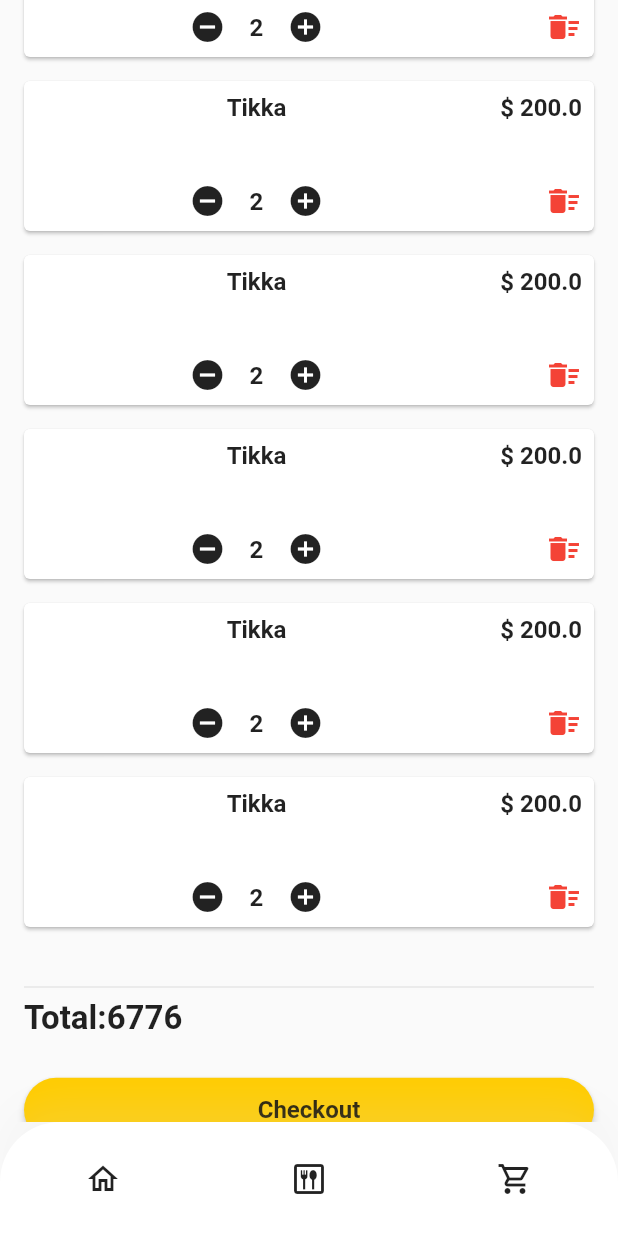
After one commit to Habiba-Naeem/food365, a Flutter app: the MenuScreen screen opened directly, item 3 of the bottom bar chosen, scrolled down 576 dp, after a tap on "Checkout", on a phone screen of 412 x 824 dp. The commit adds this screen. Shown: the top 1233 px of the screen. Run offline on Flutter 3.47's test engine with Material 2 defaults, Android fonts, the phone set to English and light mode, and no system bars; our stand-ins replace firebase_core, firebase_database, flutter_spinkit; accounts and stored records are empty.

Commit message:
cart, menu created

```diff
--- a/lib/generated_routes.dart
+++ b/lib/generated_routes.dart
@@ -4,6 +4,7 @@ import 'package:food365/main.dart';
 import 'package:food365/presentation/modules/dashboard/account_type.dart';
 import 'package:food365/presentation/modules/home/home_screen.dart';
 import 'package:food365/presentation/modules/ordering/cart/cart_items.dart';
+import 'package:food365/presentation/modules/ordering/cart/cart_screen.dart';
 import 'package:food365/presentation/modules/ordering/menu/menu_screen.dart';
 import 'package:food365/presentation/modules/staff/waiter/waiter_dashboard.dart';
 
@@ -16,11 +17,11 @@ class RouteGenerator {
         return MaterialPageRoute(builder: (_) => const AccountType());
       case HomeScreen.id:
         return MaterialPageRoute(builder: (_) => HomeScreen());
+      case MenuScreen.id:
+        return MaterialPageRoute(builder: (_) => const MenuScreen());
 
-      // case Menu.id:
-      //   return MaterialPageRoute(builder: (_) =>  Menu(category: categories.first, menuItems: [],));
-      case CartItem.id:
-        return MaterialPageRoute(builder: (_) => const CartItem());
+      case CartScreen.id:
+        return MaterialPageRoute(builder: (_) => const CartScreen());
       case WaiterDashboard.id:
         return MaterialPageRoute(builder: (_) => const WaiterDashboard());
 
--- a/lib/presentation/modules/home/home_screen.dart
+++ b/lib/presentation/modules/home/home_screen.dart
@@ -3,6 +3,8 @@ import 'package:food365/domain/modules/ordering/category.dart';
 import 'package:food365/domain/modules/ordering/menu_item.dart';
 import 'package:food365/domain/services/menu_service.dart';
 import 'package:food365/presentation/modules/ordering/cart/cart_items.dart';
+import 'package:food365/presentation/modules/ordering/cart/cart_screen.dart';
+import 'package:food365/presentation/shared/custom_bottom_nav_bar.dart';
 import 'package:food365/presentation/shared/customsidedrawer.dart';
 
 //SINCE THE MENU WILL BE CUSTOMIZABLE BY THE ADMIN THEREFORE WE
@@ -22,13 +24,14 @@ class HomeScreen extends StatelessWidget {
     return SafeArea(
       child: Scaffold(
         drawer: CustomSideDrawer(),
+        bottomNavigationBar: CustomBottomNavBar(),
         appBar: AppBar(
           title: Text("Menu"),
           actions: [
             IconButton(
               icon: Icon(Icons.shopping_cart_sharp),
               onPressed: () {
-                Navigator.of(context).pushNamed(CartItem.id);
+                Navigator.of(context).pushNamed(CartScreen.id);
               },
             )
           ],
--- a/lib/presentation/modules/ordering/cart/cart_items.dart
+++ b/lib/presentation/modules/ordering/cart/cart_items.dart
@@ -1,61 +1,166 @@
 import 'package:flutter/material.dart';
 import 'package:food365/domain/modules/ordering/cart_item.dart';
+import 'package:food365/presentation/utils/constants.dart';
 
-class CartItem extends StatelessWidget {
-  static const String id = 'cart items';
-  const CartItem({Key? key}) : super(key: key);
+class CartItems extends StatelessWidget {
+
+  const CartItems({ Key? key }) : super(key: key);
 
   @override
   Widget build(BuildContext context) {
-    return SafeArea(
-      child: Scaffold(
-        appBar: AppBar(
-          title: Text("Your cart items"),
+    return Card(
+      margin: EdgeInsets.only(bottom: 16),
+      child: Container(
+        height: 100,
+        padding: EdgeInsets.all(8),
+        child: Row(
+          mainAxisAlignment: MainAxisAlignment.spaceBetween,
+          crossAxisAlignment: CrossAxisAlignment.start,
+          children: <Widget>[
+            ClipRRect(
+              borderRadius: BorderRadius.all(Radius.circular(6)),
+              // child: Image.network(
+              //   '$BASE_URL/uploads/${cartModel.food.images[0]}',
+              //   fit: BoxFit.cover,
+              //   width: 100,
+              //   height: 100,
+              // ),
             ),
-        body: Padding(
-          padding: const EdgeInsets.all(16.0),
+            Flexible(
+              flex: 3,
               child: Column(
-            children: [
-              ListView.builder(
-                itemCount: cartItems.length,
-                shrinkWrap: true,
-                scrollDirection: Axis.vertical,
-                itemBuilder: (BuildContext context, int i) {
-                  return ListTile(
-                    title: Text("${cartItems[i].itemName}"),
-                    leading: Text("${cartItems[i].category}"),
-                    trailing: Column(
-                      mainAxisSize: MainAxisSize.min,
-                      children: [
-                        Text("Quanity: ${cartItems[i].quantity}"),
-                        SizedBox(
-                          width: 15,
+                crossAxisAlignment: CrossAxisAlignment.center,
+                mainAxisAlignment: MainAxisAlignment.spaceBetween,
+                children: <Widget>[
+                  Container(
+                    height: 45,
+                    child: Text(
+                      cartItems[2].itemName,
+                      style: titleStyle,
+                      textAlign: TextAlign.center,
                     ),
-                        Text("Rs. ${cartItems[i].price}"),
+                  ),
+                  Row(
+                    mainAxisSize: MainAxisSize.max,
+                    crossAxisAlignment: CrossAxisAlignment.end,
+                    mainAxisAlignment: MainAxisAlignment.center,
+                    children: <Widget>[
+                      InkWell(
+                        customBorder: roundedRectangle4,
+                        // onTap: () {
+                        //   cart.decreaseItem(cartModel);
+                        //   animationController.reset();
+                        //   animationController.forward();
+                        // },
+                        child: Icon(Icons.remove_circle),
+                      ),
+                      Padding(
+                        padding: EdgeInsets.symmetric(horizontal: 16.0, vertical: 2),
+                        child: Text('${cartItems[2].quantity}', style: titleStyle),
+                      ),
+                      InkWell(
+                        customBorder: roundedRectangle4,
+                        // onTap: () {
+                        //   cart.increaseItem(cartModel);
+                        //   animationController.reset();
+                        //   animationController.forward();
+                        // },
+                        child: Icon(Icons.add_circle),
+                      ),
                     ],
-                    ),
-                  );
-                },
-              ),
-              Expanded(
-                child: Align(
-                  alignment: Alignment.bottomRight,
-                  child: Column(
-                    mainAxisAlignment: MainAxisAlignment.end,
-                    children: [
-                      Text("Total Price"),
-                      ElevatedButton(
-                        child: Text("Confirm Order"),
-                        onPressed: (){},
-                      ),
+                  )
                 ],
               ),
             ),
+            Flexible(
+              flex: 1,
+              child: Column(
+                crossAxisAlignment: CrossAxisAlignment.end,
+                mainAxisAlignment: MainAxisAlignment.spaceBetween,
+                children: <Widget>[
+                  Container(
+                    height: 45,
+                    width: 70,
+                    child: Text(
+                      '\$ ${cartItems[2].price}',
+                      style: titleStyle,
+                      textAlign: TextAlign.end,
+                    ),
+                  ),
+                  InkWell(
+                    // onTap: () {
+                    //   cart.removeAllInCart(cartModel.food);
+                    //   animationController.reset();
+                    //   animationController.forward();
+                    // },
+                    customBorder: roundedRectangle12,
+                    child: Icon(Icons.delete_sweep, color: Colors.red),
                   )
                 ],
               ),
+            ),
+          ],
         ),
       ),
     );
   }
 }
+
+// class CartItem extends StatelessWidget {
+//   static const String id = 'cart item';
+//   const CartItem({Key? key}) : super(key: key);
+
+//   @override
+//   Widget build(BuildContext context) {
+//     return SafeArea(
+//       child: Scaffold(
+//         appBar: AppBar(
+//           title: Text("Your cart items"),
+//         ),
+//         body: Padding(
+//           padding: const EdgeInsets.all(16.0),
+//           child: Column(
+//             children: [
+//               ListView.builder(
+//                 itemCount: cartItems.length,
+//                 shrinkWrap: true,
+//                 scrollDirection: Axis.vertical,
+//                 itemBuilder: (BuildContext context, int i) {
+//                   return ListTile(
+//                     title: Text("${cartItems[i].itemName}"),
+//                     leading: Text("${cartItems[i].category}"),
+//                     trailing: Column(
+//                       mainAxisSize: MainAxisSize.min,
+//                       children: [
+//                         Text("Quanity: ${cartItems[i].quantity}"),
+//                         SizedBox(
+//                           width: 15,
+//                         ),
+//                         Text("Rs. ${cartItems[i].price}"),
+//                       ],
+//                     ),
+//                   );
+//                 },
+//               ),
+//               Expanded(
+//                 child: Align(
+//                   alignment: Alignment.bottomRight,
+//                   child: Column(
+//                     mainAxisAlignment: MainAxisAlignment.end,
+//                     children: [
+//                       Text("Total Price"),
+//                       ElevatedButton(
+//                         child: Text("Confirm Order"),
+//                         onPressed: (){},
+//                       ),
+//                     ],
+//                   ),
+//                 ),
+//               )
+//             ],
+//           ),
+//         ),
+//       ),
+//     );
+//   }
+// }
--- /dev/null
+++ b/lib/presentation/modules/ordering/cart/cart_screen.dart
@@ -0,0 +1,63 @@
+import 'package:flutter/material.dart';
+import 'package:food365/presentation/modules/ordering/cart/cart_items.dart';
+import 'package:food365/presentation/modules/staff/waiter/side_drawer.dart';
+import 'package:food365/presentation/shared/custom_bottom_nav_bar.dart';
+import 'package:food365/presentation/utils/constants.dart';
+
+class CartScreen extends StatelessWidget {
+  static const String id = 'cart item';
+  const CartScreen({Key? key}) : super(key: key);
+
+  @override
+  Widget build(BuildContext context) {
+    return Scaffold(
+      drawer: CustomSideDrawer(),
+      bottomNavigationBar: CustomBottomNavBar(),
+      body: SingleChildScrollView(
+        child: Container(
+          margin: EdgeInsets.symmetric(horizontal: 16),
+          child: Column(
+            crossAxisAlignment: CrossAxisAlignment.start,
+            children: <Widget>[
+              Padding(
+                padding: const EdgeInsets.only(top: 24.0),
+                child: Text('Cart', style: headerStyle),
+              ),
+              // ...buildHeader(),
+              //cart items list
+              ListView.builder(
+                itemCount: 10,
+                shrinkWrap: true,
+                // controller: scrollController,
+                itemBuilder: (BuildContext context, int index) {
+                  return CartItems();
+                },
+              ),
+              SizedBox(height: 16),
+              Divider(),
+              Row(
+                mainAxisAlignment: MainAxisAlignment.spaceBetween,
+                children: <Widget>[
+                  Text('Total:6776', style: headerStyle),
+                ],
+              ),
+              Container(
+                margin: EdgeInsets.only(top: 24, bottom: 64),
+                width: double.infinity,
+                child: RaisedButton(
+                  child: Text('Checkout', style: titleStyle),
+                  onPressed: () {
+                    //onCheckOutClick(cart);
+                  },
+                  padding: EdgeInsets.symmetric(horizontal: 64, vertical: 12),
+                  color: mainColor,
+                  shape: StadiumBorder(),
+                ),
+              ),
+            ],
+          ),
+        ),
+      ),
+    );
+  }
+}
--- /dev/null
+++ b/lib/presentation/modules/ordering/menu/menu_item.dart
@@ -0,0 +1,236 @@
+import 'package:flutter/material.dart';
+import 'package:food365/domain/modules/ordering/menu_item.dart';
+
+class MenuItem extends StatefulWidget {
+  // final MenuItem menuItem;
+  MenuItem();
+
+  _MenuItemState createState() => _MenuItemState();
+}
+
+class _MenuItemState extends State<MenuItem>
+    with SingleTickerProviderStateMixin {
+  //MenuItem get menuItem => widget.menuItem;
+
+  @override
+  void initState() {
+    super.initState();
+  }
+
+  @override
+  Widget build(BuildContext context) {
+    return Container(
+      child: Card(
+        shape: RoundedRectangleBorder(
+          borderRadius: BorderRadiusDirectional.circular(12),
+        ),
+        child: Stack(
+          children: <Widget>[
+            Column(
+              crossAxisAlignment: CrossAxisAlignment.stretch,
+              mainAxisAlignment: MainAxisAlignment.spaceBetween,
+              children: <Widget>[
+                // buildImage(),
+                Container(
+                  padding: const EdgeInsets.only(left: 8, right: 8),
+                  child: Column(
+                    crossAxisAlignment: CrossAxisAlignment.start,
+                    children: <Widget>[
+                      Text(
+                        menuItems[2].name,
+                        maxLines: 2,
+                        overflow: TextOverflow.ellipsis,
+                        style: TextStyle(
+                            fontSize: 16, fontWeight: FontWeight.bold),
+                      ),
+                      Text(
+                        menuItems[2].description,
+                        maxLines: 2,
+                        overflow: TextOverflow.ellipsis,
+                        style: TextStyle(fontSize: 12, color: Colors.black54),
+                      ),
+                    ],
+                  ),
+                ),
+                //buildRating(),
+                //buildPriceInfo(),
+                Padding(
+                  padding: const EdgeInsets.only(left: 8, right: 8, bottom: 8),
+                  child: Row(
+                    mainAxisAlignment: MainAxisAlignment.spaceBetween,
+                    crossAxisAlignment: CrossAxisAlignment.center,
+                    children: <Widget>[
+                      Text(
+                        '\$ ${menuItems[2].price}',
+                        style: TextStyle(
+                            fontSize: 16, fontWeight: FontWeight.bold),
+                      ),
+                      Card(
+                        margin: EdgeInsets.only(right: 0),
+                        shape: RoundedRectangleBorder(
+                          borderRadius: BorderRadiusDirectional.circular(12),
+                        ),
+                        //color: mainColor,
+                        child: InkWell(
+                          // onTap: addItemToCard,
+                          splashColor: Colors.white70,
+                          customBorder: RoundedRectangleBorder(
+                            borderRadius: BorderRadiusDirectional.circular(12),
+                          ),
+                          child: Icon(Icons.add),
+                        ),
+                      )
+                    ],
+                  ),
+                )
+              ],
+            ),
+            Align(
+              alignment: Alignment.topRight,
+              child: Container(
+                padding: EdgeInsets.all(4),
+                decoration: BoxDecoration(
+                  //color: mainColor,
+                  borderRadius:
+                      BorderRadius.only(topRight: Radius.circular(12)),
+                ),
+                child: Text(menuItems[2].name),
+              ),
+            )
+          ],
+        ),
+      ),
+    );
+  }
+
+  // Widget buildImage() {
+  //   return Container(
+  //     height: MediaQuery.of(context).size.width / 2.5,
+  //     child: ClipRRect(
+  //       borderRadius: BorderRadius.vertical(top: Radius.circular(12)),
+  //       child: Image.network(
+  //         '$BASE_URL/uploads/${food.images[0]}',
+  //         fit: BoxFit.cover,
+  //         loadingBuilder: (context, Widget child, ImageChunkEvent progress) {
+  //           if (progress == null) return child;
+  //           return Center(
+  //             child: Padding(
+  //               padding: EdgeInsets.all(32),
+  //               child: CircularProgressIndicator(
+  //                   value: progress.expectedTotalBytes != null
+  //                       ? progress.cumulativeBytesLoaded /
+  //                           progress.expectedTotalBytes
+  //                       : null),
+  //             ),
+  //           );
+  //         },
+  //       ),
+  //     ),
+  //   );
+  // }
+
+  // Widget buildTitle() {
+  //   return Container(
+  //     padding: const EdgeInsets.only(left: 8, right: 8),
+  //     child: Column(
+  //       crossAxisAlignment: CrossAxisAlignment.start,
+  //       children: <Widget>[
+  //         Text(
+  //           food.name,
+  //           maxLines: 2,
+  //           overflow: TextOverflow.ellipsis,
+  //           style: titleStyle,
+  //         ),
+  //         Text(
+  //           food.description,
+  //           maxLines: 2,
+  //           overflow: TextOverflow.ellipsis,
+  //           style: infoStyle,
+  //         ),
+  //       ],
+  //     ),
+  //   );
+  // }
+
+  // Widget buildRating() {
+  //   return Padding(
+  //     padding: const EdgeInsets.only(left: 4, right: 8),
+  //     child: Row(
+  //       mainAxisAlignment: MainAxisAlignment.spaceBetween,
+  //       crossAxisAlignment: CrossAxisAlignment.center,
+  //       children: <Widget>[
+  //         RatingBar(
+  //           initialRating: 5.0,
+  //           direction: Axis.horizontal,
+  //           itemCount: 5,
+  //           itemSize: 14,
+  //           unratedColor: Colors.black,
+  //           itemPadding: EdgeInsets.only(right: 4.0),
+  //           ignoreGestures: true,
+  //           itemBuilder: (context, index) => Icon(Icons.star, color: mainColor),
+  //           onRatingUpdate: (rating) {},
+  //         ),
+  //         Text('(${food.rating})'),
+  //       ],
+  //     ),
+  //   );
+  // }
+
+  // Widget buildPriceInfo() {
+  //   return Padding(
+  //     padding: const EdgeInsets.only(left: 8, right: 8, bottom: 8),
+  //     child: Row(
+  //       mainAxisAlignment: MainAxisAlignment.spaceBetween,
+  //       crossAxisAlignment: CrossAxisAlignment.center,
+  //       children: <Widget>[
+  //         Text(
+  //           '\$ ${food.price}',
+  //           style: titleStyle,
+  //         ),
+  //         Card(
+  //           margin: EdgeInsets.only(right: 0),
+  //           shape: roundedRectangle4,
+  //           color: mainColor,
+  //           child: InkWell(
+  //             onTap: addItemToCard,
+  //             splashColor: Colors.white70,
+  //             customBorder: roundedRectangle4,
+  //             child: Icon(Icons.add),
+  //           ),
+  //         )
+  //       ],
+  //     ),
+  //   );
+  // }
+
+  // addItemToCard() {
+  //   bool isAddSuccess =
+  //       Provider.of<MyCart>(context).addItem(CartItem(food: food, quantity: 1));
+
+  //   if (isAddSuccess) {
+  //     final snackBar = SnackBar(
+  //       content: Text('${food.name} added to cart'),
+  //       action: SnackBarAction(
+  //         label: 'view',
+  //         onPressed: showCart,
+  //       ),
+  //       duration: Duration(milliseconds: 1500),
+  //     );
+  //     Scaffold.of(context).showSnackBar(snackBar);
+  //   } else {
+  //     final snackBar = SnackBar(
+  //       content: Text('You can\'t order from multiple shop at the same time'),
+  //       duration: Duration(milliseconds: 1500),
+  //     );
+  //     Scaffold.of(context).showSnackBar(snackBar);
+  //   }
+  // }
+
+  // showCart() {
+  //   showModalBottomSheet(
+  //     shape: roundedRectangle40,
+  //     context: context,
+  //     builder: (context) => CartBottomSheet(),
+  //   );
+  // }
+}
--- a/lib/presentation/modules/ordering/menu/menu_screen.dart
+++ b/lib/presentation/modules/ordering/menu/menu_screen.dart
@@ -0,0 +1,47 @@
+import 'package:flutter/material.dart';
+import 'package:food365/presentation/shared/custom_bottom_nav_bar.dart';
+import 'package:food365/presentation/shared/customsidedrawer.dart';
+
+import 'menu_item.dart';
+
+class MenuScreen extends StatelessWidget {
+  static const String id = 'menu screen';
+  const MenuScreen({Key? key}) : super(key: key);
+
+  @override
+  Widget build(BuildContext context) {
+    return Scaffold(
+      drawer: CustomSideDrawer(),
+    bottomNavigationBar: CustomBottomNavBar(),
+      body: Container(
+        margin: const EdgeInsets.symmetric(horizontal: 12, vertical: 16),
+        child: Column(
+          children: <Widget>[
+            //  buildAppBar(),
+            //  buildFoodFilter(),
+            Divider(),
+            //buildFoodList(),
+            MenuItems()
+          ],
+        ),
+      ),
+    );
+  }
+}
+
+class MenuItems extends StatelessWidget {
+  const MenuItems({Key? key}) : super(key: key);
+
+  @override
+  Widget build(BuildContext context) {
+    return Expanded(
+        child: GridView.count(
+      childAspectRatio: 0.65,
+      mainAxisSpacing: 4,
+      crossAxisSpacing: 4,
+      crossAxisCount: 2,
+      physics: BouncingScrollPhysics(),
+      children: [MenuItem(), MenuItem(), MenuItem()],
+    ));
+  }
+}
--- a/lib/presentation/shared/custom_bottom_nav_bar.dart
+++ b/lib/presentation/shared/custom_bottom_nav_bar.dart
@@ -1,14 +1,19 @@
 import 'package:flutter/material.dart';
+import 'package:food365/domain/modules/ordering/cart_item.dart';
 import 'package:food365/presentation/modules/home/home_screen.dart';
+import 'package:food365/presentation/modules/ordering/cart/cart_items.dart';
+import 'package:food365/presentation/modules/ordering/cart/cart_screen.dart';
 import 'package:food365/presentation/modules/ordering/menu/menu_screen.dart';
+
+import 'package:food365/presentation/modules/ordering/cart/cart_items.dart';
 
 class CustomBottomNavBar extends StatelessWidget {
   const CustomBottomNavBar({
     Key? key,
-   // required this.selectedMenu,
+    // required this.selectedMenu,
   }) : super(key: key);
 
- // final MenuState selectedMenu;
+  // final MenuState selectedMenu;
 
   @override
   Widget build(BuildContext context) {
@@ -37,16 +42,18 @@ class CustomBottomNavBar extends StatelessWidget {
               IconButton(
                 icon: Icon(Icons.home_outlined),
                 onPressed: () =>
-                    Navigator.pushNamed(context, HomeScreen.id),
+                    Navigator.pushReplacementNamed(context, HomeScreen.id),
               ),
               IconButton(
                 icon: Icon(Icons.dining_outlined),
-                onPressed: () {},
+                onPressed: () =>
+                    Navigator.pushReplacementNamed(context, MenuScreen.id),
               ),
               IconButton(
-                icon: Icon(Icons.shopping_cart_outlined),
-                onPressed: () {},
-              ),
+                  icon: Icon(Icons.shopping_cart_outlined),
+                  onPressed: () {
+                    Navigator.of(context).pushNamed(CartScreen.id);
+                  }),
             ],
           )),
     );
--- /dev/null
+++ b/lib/presentation/utils/constants.dart
@@ -0,0 +1,29 @@
+import 'package:flutter/material.dart';
+
+//color
+Color mainColor = Color.fromRGBO(255, 204, 0, 1);
+//const String BASE_URL = 'http://10.0.2.2:8000';
+const String BASE_URL = 'http://192.168.88.137:8000';
+String userId = '5dc917096e1c39409c4534c7';
+String token =
+    'eyJhbGciOiJIUzI1NiIsInR5cCI6IkpXVCJ9.eyJfaWQiOiI1ZGM5MTcwOTZlMWMzOTQwOWM0NTM0YzciLCJpYXQiOjE1NzM2NTE5MDZ9.L80pvEEkwdTeon3UImY8gSq59E0vqFinVBY8-XhN6hE';
+
+//Style
+final headerStyle = TextStyle(fontSize: 22, fontWeight: FontWeight.bold);
+final titleStyle = TextStyle(fontSize: 16, fontWeight: FontWeight.bold);
+final titleStyle2 = TextStyle(fontSize: 16, color: Colors.black45);
+final subtitleStyle = TextStyle(fontSize: 14, fontWeight: FontWeight.w500);
+final infoStyle = TextStyle(fontSize: 12, color: Colors.black54);
+
+//Decoration
+final roundedRectangle12 = RoundedRectangleBorder(
+  borderRadius: BorderRadiusDirectional.circular(12),
+);
+
+final roundedRectangle4 = RoundedRectangleBorder(
+  borderRadius: BorderRadiusDirectional.circular(4),
+);
+
+final roundedRectangle40 = RoundedRectangleBorder(
+  borderRadius: BorderRadius.vertical(top: Radius.circular(40)),
+);
```
Also changed, not shown: pubspec.lock. Lines whose indentation alone changed are shown as unchanged.
